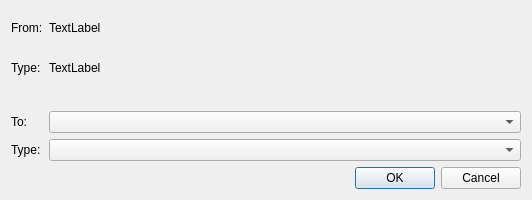
Qt form mantidimaging/gui/ui/move_stack_dialog.ui (mantidproject/mantidimaging) before a commit.
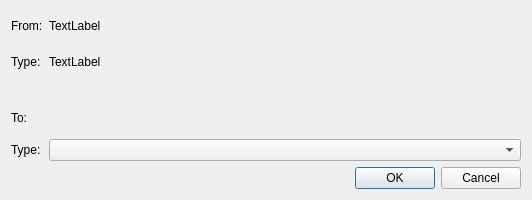
The same form after that commit.

Commit message: using existing widget

Patch:
```diff
--- a/mantidimaging/gui/ui/move_stack_dialog.ui
+++ b/mantidimaging/gui/ui/move_stack_dialog.ui
@@ -66,9 +66,6 @@
      </property>
     </widget>
    </item>
-   <item row="3" column="1">
-    <widget class="QComboBox" name="destinationNameComboBox"/>
-   </item>
    <item row="4" column="1">
     <widget class="QComboBox" name="destinationTypeComboBox">
      <property name="sizePolicy">
```
The commit also changes 1 other file.
